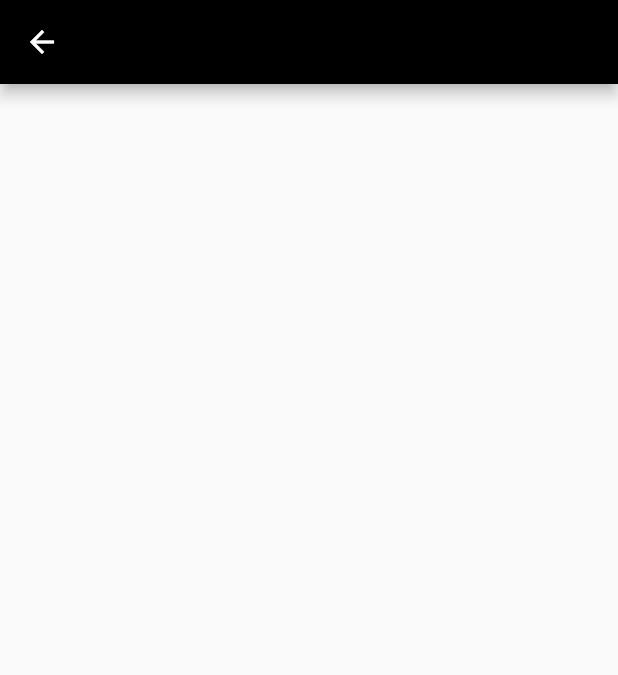
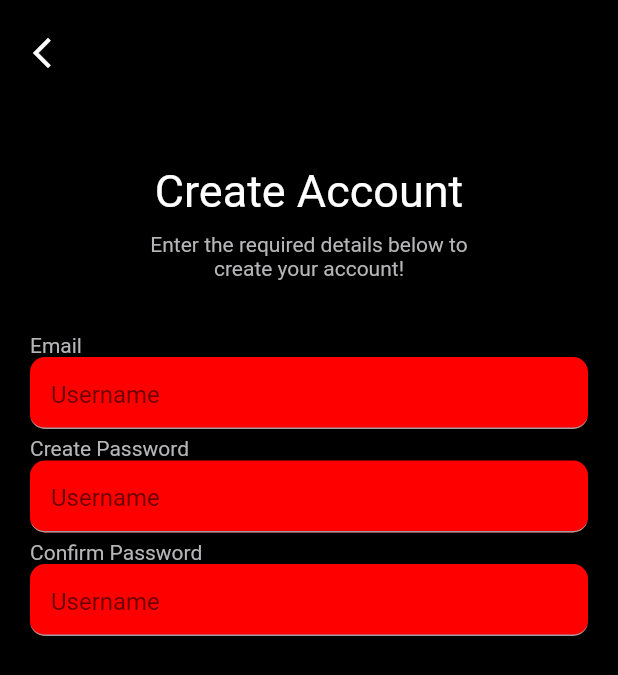
Before and after one commit to mshumtum/xrpaynet, a Flutter app: the screen it shows after launch, after a tap on "Create Your Account", on a phone screen of 412 x 824 dp. Shown: the top 675 px of the screen. Run offline on Flutter 3.47's test engine with Material 2 defaults, Android fonts, the phone set to English and light mode, and no system bars; our stand-ins replace get_it, internet_connection_checker; missing offline and left inert: http_interceptor; Roboto replaces fonts that are missing (Roboto-Medium, Roboto-Regular).

Commit message:
working on create account screen

```diff
--- a/lib/components/screens/login/LoginScreen.dart
+++ b/lib/components/screens/login/LoginScreen.dart
@@ -1,7 +1,9 @@
 import 'package:flutter/material.dart';
 
+import '../../../theme/Colors.dart';
 import '../../core/Locator.dart';
 import '../../core/navigation/navigation_service.dart';
+import '../../utilities/HexColor.dart';
 
 class LoginPage extends StatefulWidget {
   static const String routeName = '/login_page';
@@ -13,20 +15,105 @@ class LoginPage extends StatefulWidget {
 }
 
 class _LoginPageState extends State<LoginPage> {
-
   final NavigationService _navigationService = locator<NavigationService>();
 
   @override
   Widget build(BuildContext context) {
-    return  Scaffold(
+    return Scaffold(
+      backgroundColor: AppClr.black,
       appBar: AppBar(
+        toolbarHeight: 70,
         leading: IconButton(
-          icon: const Icon(Icons.arrow_back, color: Colors.white),
+          icon: const Icon(Icons.arrow_back_ios_new_outlined,
+              color: Colors.white),
           onPressed: () => _navigationService.goBack(),
         ),
         title: const Text(""),
         centerTitle: true,
       ),
+      body: Column(
+        mainAxisAlignment: MainAxisAlignment.start,
+        crossAxisAlignment: CrossAxisAlignment.start,
+        children: [
+          _titleText(),
+          _headingText(),
+          const SizedBox(height:30,),
+          _headingFieldText('Email'),
+          _emailInputField(),
+          _headingFieldText('Create Password'),
+          _emailInputField(),
+          _headingFieldText('Confirm Password'),
+          _emailInputField(),
+        ],
+      ),
+    );
+  }
+
+  Widget _titleText() {
+    return Container(
+      margin: const EdgeInsets.only(top: 40.0),
+      child: const Align(
+          alignment: Alignment.center,
+          child: Text(
+            'Create Account',
+            style: TextStyle(
+                color: Colors.white, fontSize: 30, fontFamily: 'Roboto-Medium'),
+          )),
+    );
+  }
+
+  Widget _headingText() {
+    return Container(
+      margin: const EdgeInsets.only(top: 10.0),
+      child:  Align(
+          alignment: Alignment.center,
+          child: Text(
+            'Enter the required details below to \ncreate your account!',
+            textAlign: TextAlign.center,
+            style: TextStyle(
+                color: HexColor("#B6B6B8"),
+                fontSize: 14,
+                fontFamily: 'Roboto-Regular',
+            ),
+          )),
+    );
+  }
+  Widget _headingFieldText(String text) {
+    return Container(
+      margin: const EdgeInsets.only(top: 5.0,left: 20.0),
+      child:  Text(
+        text,
+        textAlign: TextAlign.start,
+        style: TextStyle(
+          color: HexColor("#B6B6B8"),
+          fontSize: 14,
+          fontFamily: 'Roboto-Regular',
+        ),
+      ),
+    );
+  }
+  Widget _emailInputField() {
+    return Padding(
+      padding: const EdgeInsets.symmetric(horizontal: 20.0),
+      child: TextField(
+        decoration: InputDecoration(
+          border: InputBorder.none,
+          hintText: 'Username',
+          filled: true,
+          fillColor: const Color.fromRGBO(255, 0, 0, 1),
+          contentPadding:
+          const EdgeInsets.only(left: 14.0, bottom: 6.0, top: 8.0),
+          focusedBorder: OutlineInputBorder(
+            borderSide: const BorderSide(color: Colors.grey),
+            borderRadius: BorderRadius.circular(10.0),
+          ),
+          enabledBorder: UnderlineInputBorder(
+            borderSide: const BorderSide(color: Colors.grey),
+            borderRadius: BorderRadius.circular(10.0),
+          ),
+        ),
+        keyboardType: TextInputType.emailAddress,
+      ),
     );
   }
 }
--- a/lib/components/screens/login/login_page_cube_it.dart
+++ /dev/null
@@ -1,30 +0,0 @@
-import '../../core/base_cubit/base_cubit.dart';
-import '../../core/base_cubit/base_state.dart';
-
-class LoginPageCubeIt extends BaseCubit {
-  LoginPageCubeIt(super.state);
-  // final GetWikiListUseCase _getWikiListUseCase;
-  //
-  // LoginPageCubeIt({
-  //   required GetWikiListUseCase getWikiListUseCase,
-  // })  : _getWikiListUseCase = getWikiListUseCase,
-  //       super(LoginPageCubeItInitialState());
-  //
-  // Future<void> getWikiList(String query) async {
-  //   try {
-  //     final response =
-  //     await _getWikiListUseCase.call(GetWikiListParams(query: query));
-  //
-  //     response.fold(
-  //           (failure) {
-  //         handleFailure(failure);
-  //       },
-  //           (response) {
-  //         emit(GetWikiListSuccess(wikiList: response, hasNextPage: false));
-  //       },
-  //     );
-  //   } catch (e) {
-  //     emit(FailedState(e.toString()));
-  //   }
-  // }
-}
--- /dev/null
+++ b/lib/components/utilities/HexColor.dart
@@ -0,0 +1,13 @@
+import 'dart:ui';
+
+class HexColor extends Color {
+  static int _getColorFromHex(String hexColor) {
+    hexColor = hexColor.toUpperCase().replaceAll("#", "");
+    if (hexColor.length == 6) {
+      hexColor = "FF$hexColor";
+    }
+    return int.parse(hexColor, radix: 16);
+  }
+
+  HexColor(final String hexColor) : super(_getColorFromHex(hexColor));
+}
```
Also changed, not shown: lib/components/core/app_config.dart (deleted, +0 -25 lines), lib/components/core/base_cubit/base_cubit.dart (deleted, +0 -16 lines), lib/components/core/base_cubit/base_state.dart (deleted, +0 -28 lines), lib/components/core/base_usecase/failure.dart (deleted, +0 -37 lines), lib/components/core/base_usecase/usecase.dart (deleted, +0 -13 lines), lib/components/core/bloc_providers.dart (deleted, +0 -17 lines), lib/components/core/injection_container.dart (deleted, +0 -84 lines), lib/main.dart (+0 -24 lines), 2 other files.
